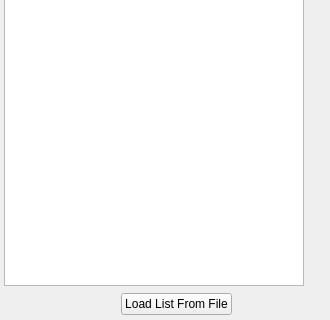
The window that Source/Plugins/StatsGenerator/Widgets/UI_Files/StatsGenMDFWidget.ui (BlueQuartzSoftware/DREAM3D) describes before a commit, drawn with Qt 5; both pictures show x 0 to 330 and y 145 to 465 of the 330 by 465 pixel window.
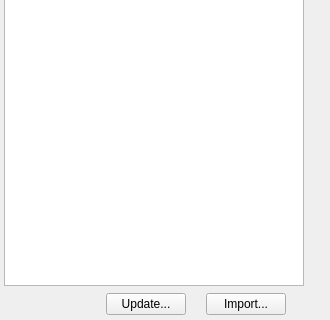
The same window after the commit. Icons and pictures are not drawn. Custom widgets are drawn as their Qt base class.

```diff
--- a/Source/Plugins/StatsGenerator/Widgets/UI_Files/StatsGenMDFWidget.ui
+++ b/Source/Plugins/StatsGenerator/Widgets/UI_Files/StatsGenMDFWidget.ui
@@ -137,48 +137,31 @@
          </property>
         </widget>
        </item>
-       <item>
-        <widget class="QPushButton" name="loadMDFBtn">
-         <property name="sizePolicy">
-          <sizepolicy hsizetype="Maximum" vsizetype="Fixed">
-           <horstretch>0</horstretch>
-           <verstretch>0</verstretch>
-          </sizepolicy>
-         </property>
-         <property name="text">
-          <string>Load List From File</string>
-         </property>
-        </widget>
-       </item>
        <item>
         <widget class="QPushButton" name="m_MDFUpdateBtn">
          <property name="sizePolicy">
-          <sizepolicy hsizetype="Fixed" vsizetype="Fixed">
+          <sizepolicy hsizetype="Maximum" vsizetype="Fixed">
            <horstretch>0</horstretch>
            <verstretch>0</verstretch>
           </sizepolicy>
          </property>
          <property name="minimumSize">
           <size>
-           <width>24</width>
-           <height>24</height>
+           <width>0</width>
+           <height>0</height>
           </size>
          </property>
          <property name="maximumSize">
           <size>
-           <width>24</width>
-           <height>24</height>
+           <width>16777215</width>
+           <height>16777215</height>
           </size>
          </property>
          <property name="toolTip">
           <string>Refresh MDF Plot</string>
          </property>
          <property name="text">
-          <string/>
-         </property>
-         <property name="icon">
-          <iconset resource="../../../../../../SIMPL/Source/SVWidgetsLib/icons/images/Icons.qrc">
-           <normaloff>:/refresh.png</normaloff>:/refresh.png</iconset>
+          <string>Update...</string>
          </property>
          <property name="iconSize">
           <size>
@@ -186,8 +169,27 @@
            <height>24</height>
           </size>
          </property>
+         <property name="default">
+          <bool>false</bool>
+         </property>
          <property name="flat">
-          <bool>true</bool>
+          <bool>false</bool>
+         </property>
+        </widget>
+       </item>
+       <item>
+        <widget class="QPushButton" name="loadMDFBtn">
+         <property name="sizePolicy">
+          <sizepolicy hsizetype="Maximum" vsizetype="Fixed">
+           <horstretch>0</horstretch>
+           <verstretch>0</verstretch>
+          </sizepolicy>
+         </property>
+         <property name="toolTip">
+          <string>Import MDF data from a file.</string>
+         </property>
+         <property name="text">
+          <string>Import...</string>
          </property>
         </widget>
        </item>
```
